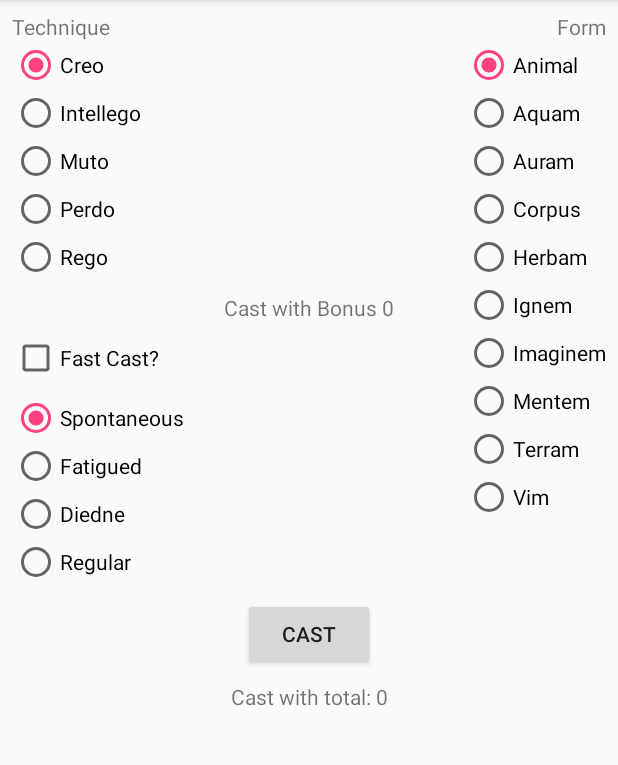
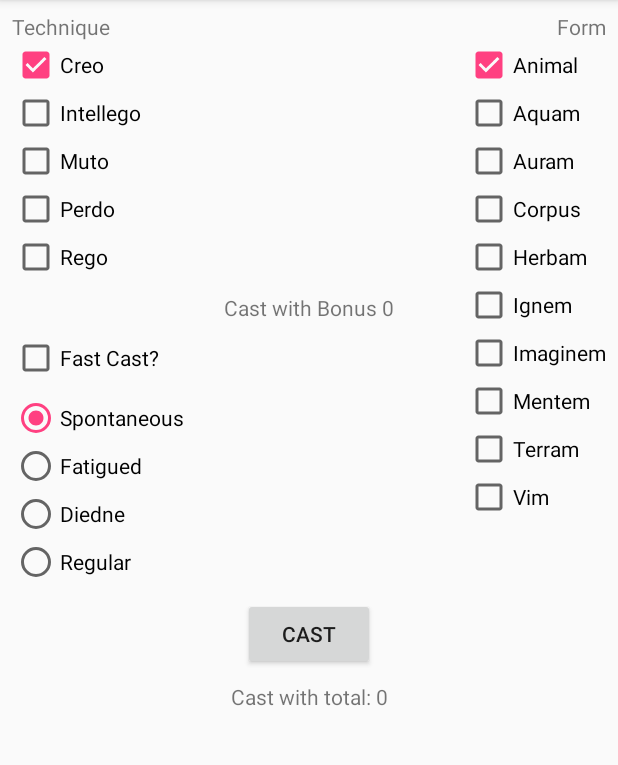
Before and after one commit to erhodes/ArsMagica, an Android app: the fragment SpontaneousFragment shown on its own in the app's theme, after a tap on "CAST", on a phone screen of 412 x 824 dp, the part 84-849 px from its top. Run offline under Robolectric (Android 15) with nearby library versions, the phone set to English and light mode, and no system bars; our stand-ins replace Room's generated code; 1 statement that could not run was skipped.

Commit message:
reworked spells to account for Formulaic vs Spontaneous

```diff
--- a/app/src/main/java/com/erhodes/arsmagica/model/CastAttempt.kt
+++ b/app/src/main/java/com/erhodes/arsmagica/model/CastAttempt.kt
@@ -1,15 +1,53 @@
 package com.erhodes.arsmagica.model
 
-class CastAttempt {
-    public lateinit var technique: StatEnum
-    public lateinit var form: StatEnum
-    public var fastCast: Boolean = false
+class CastAttempt(val spell: Spell) {
+    var fastCast: Boolean = false
 
     /**
-     * If this attempt is for a forumlaic spell, pass it in here
+     * Get the current cast total for this attempt
      */
-    public fun setSpell(spell: Spell) {
-        technique = spell.technique
-        form = spell.form
+    fun getCastTotal(caster: Character): Int {
+
+        var castingTotal = spell.getCastingValue(caster)
+
+        if (fastCast) {
+            castingTotal-=10
+        }
+
+        return castingTotal
+    }
+
+    fun cast(caster: Character): Int {
+        var roll = roll()
+        if (roll == 0) {
+            return -spell.getCastingValue(caster)
+        } else {
+            if (spell is SpontaneousSpell) {
+                when (spell.mode) {
+                    SpontaneousSpell.Mode.SPONTANEOUS -> roll = roll/5
+                    SpontaneousSpell.Mode.FATIGUED, SpontaneousSpell.Mode.DIEDNE -> roll = roll/2
+                }
+            }
+            return roll + spell.getCastingValue(caster)
+        }
+    }
+
+    private fun roll(): Int {
+        var roll = (0..9).shuffled().first()
+        when (roll) {
+            1 -> roll+=stresslessRoll()
+        }
+        if (roll == 1) {
+            roll+=stresslessRoll()
+        }
+        return roll
+    }
+
+    private fun stresslessRoll(): Int {
+        var roll = (1..10).shuffled().first()
+        if (roll == 1) {
+            roll+=stresslessRoll()
+        }
+        return roll
     }
 }
--- a/app/src/main/java/com/erhodes/arsmagica/model/Spell.kt
+++ b/app/src/main/java/com/erhodes/arsmagica/model/Spell.kt
@@ -1,11 +1,39 @@
 package com.erhodes.arsmagica.model
 
-class Spell(val name: String, val level: Int, val description: String, val technique: StatEnum, val form: StatEnum) {
-    var mastery: Int = 0
+open class Spell(val level: Int, val techniques: MutableSet<StatEnum>, val forms: MutableSet<StatEnum>) {
+    constructor(level: Int, technique: StatEnum, form: StatEnum): this(level, StatEnum.asSet(technique), StatEnum.asSet(form))
 
-    fun getCastingValue(caster: Character): Int {
-        return caster.getStatScore(StatEnum.STAMINA) + caster.getStatScore(technique) + caster.getStatScore(form) +
-            mastery;
+    fun toggleForm(art: StatEnum, included: Boolean) {
+        if (included) {
+            forms.add(art)
+        } else {
+            forms.remove(art)
+        }
+    }
+
+    fun toggleTechnique(art: StatEnum, included: Boolean) {
+        if (included) {
+            techniques.add(art)
+        } else {
+            techniques.remove(art)
+        }
+    }
+
+    protected fun getLowestScore(list: Set<StatEnum>, caster: Character): Int {
+        if (list.size == 0) {
+            return 0
+        }
+        var result = caster.getStatScore(list.first())
+        for(stat in list) {
+            result = Math.min(result, caster.getStatScore(stat))
+        }
+        return result
+    }
+
+    open fun getCastingValue(caster: Character): Int {
+//        return caster.getStatScore(StatEnum.STAMINA) + caster.getStatScore(technique) + caster.getStatScore(form) +
+//            mastery;
+        return 1
     }
 
     fun getPenetrationBonus(caster: Character): Int {
--- /dev/null
+++ b/app/src/main/java/com/erhodes/arsmagica/model/SpontaneousSpell.kt
@@ -0,0 +1,42 @@
+package com.erhodes.arsmagica.model
+
+import android.util.Log
+
+class SpontaneousSpell(level: Int, form: StatEnum, technique: StatEnum) : Spell(level, form, technique) {
+    var mode: Mode = Mode.SPONTANEOUS
+
+    override fun getCastingValue(caster: Character): Int {
+        var techniqueScore = getLowestScore(techniques, caster)
+        var formScore = getLowestScore(forms, caster)
+
+        Log.d("Eric","ts " + techniqueScore + " fs " + formScore)
+        if (mode == Mode.DIEDNE) {
+            Log.d("Eric","diedne!" + formScore + " " + techniqueScore);
+            if (formScore <= techniqueScore) {
+                formScore += formScore
+            } else {
+                techniqueScore += techniqueScore
+            }
+        }
+        var castingTotal: Int = caster.getStatScore(StatEnum.STAMINA) + formScore + techniqueScore
+        when (mode) {
+            Mode.SPONTANEOUS -> castingTotal/=5
+            Mode.FATIGUED -> castingTotal/=2
+            Mode.DIEDNE -> castingTotal/=2
+        }
+        return castingTotal
+    }
+
+    enum class Mode {
+        SPONTANEOUS,
+        FATIGUED,
+        DIEDNE,
+        REGULAR
+    }
+
+    companion object {
+        val MODE_REGULAR = 0
+        val MODE_FATIGUED = 1
+        val MODE_DIEDNE = 2
+    }
+}
--- a/app/src/main/java/com/erhodes/arsmagica/model/StatEnum.kt
+++ b/app/src/main/java/com/erhodes/arsmagica/model/StatEnum.kt
@@ -33,6 +33,18 @@ enum class StatEnum(val resourceId: Int) {
     IMAGINEM(R.string.imaginem),
     MENTEM(R.string.mentem),
     TERRAM(R.string.terram),
-    VIM(R.string.vim)
+    VIM(R.string.vim);
 
+    companion object {
+        fun asList(vararg stats: StatEnum): List<StatEnum> {
+            val list = ArrayList<StatEnum>()
+            list.addAll(stats)
+            return list
+        }
+        fun asSet(vararg stats: StatEnum): MutableSet<StatEnum> {
+            val set = HashSet<StatEnum>()
+            set.addAll(stats)
+            return set
+        }
+    }
 }
--- a/app/src/main/java/com/erhodes/arsmagica/view/SpontaneousFragment.kt
+++ b/app/src/main/java/com/erhodes/arsmagica/view/SpontaneousFragment.kt
@@ -2,21 +2,18 @@ package com.erhodes.arsmagica.view
 
 import android.content.Context
 import android.os.Bundle
-import android.util.Log
 import android.view.LayoutInflater
 import android.view.View
 import android.view.ViewGroup
-import android.widget.Button
-import android.widget.CheckBox
-import android.widget.RadioGroup
-import android.widget.TextView
+import android.widget.*
 import com.erhodes.arsmagica.ArsMagicaApplication
 import com.erhodes.arsmagica.R
 import com.erhodes.arsmagica.model.*
 import javax.inject.Inject
 
-class SpontaneousFragment: BaseFragment(), RadioGroup.OnCheckedChangeListener {
-    private val castAttempt: CastAttempt = CastAttempt()
+class SpontaneousFragment: BaseFragment(), RadioGroup.OnCheckedChangeListener, CompoundButton.OnCheckedChangeListener {
+    private val spell = SpontaneousSpell(0, StatEnum.CREO, StatEnum.ANIMAL)
+    private val castAttempt: CastAttempt = CastAttempt(spell)
     private lateinit var summaryView: TextView
     private lateinit var resultView: TextView
     @Inject lateinit var characterRepository: CharacterRepository
@@ -35,10 +32,26 @@ class SpontaneousFragment: BaseFragment(), RadioGroup.OnCheckedChangeListener {
         summaryView = view.findViewById(R.id.summaryView)
         resultView = view.findViewById(R.id.resultView)
 
-        val radioGroup: RadioGroup = view.findViewById(R.id.techniqueGroup)
-        radioGroup.setOnCheckedChangeListener(this)
+//        val radioGroup: RadioGroup = view.findViewById(R.id.techniqueGroup)
+//        radioGroup.setOnCheckedChangeListener(this)
 
-        view.findViewById<RadioGroup>(R.id.formGroup).setOnCheckedChangeListener(this)
+        view.findViewById<CheckBox>(R.id.creo).setOnCheckedChangeListener(this)
+        view.findViewById<CheckBox>(R.id.intellego).setOnCheckedChangeListener(this)
+        view.findViewById<CheckBox>(R.id.muto).setOnCheckedChangeListener(this)
+        view.findViewById<CheckBox>(R.id.perdo).setOnCheckedChangeListener(this)
+        view.findViewById<CheckBox>(R.id.rego).setOnCheckedChangeListener(this)
+
+        view.findViewById<CheckBox>(R.id.animal).setOnCheckedChangeListener(this)
+        view.findViewById<CheckBox>(R.id.aquam).setOnCheckedChangeListener(this)
+        view.findViewById<CheckBox>(R.id.auram).setOnCheckedChangeListener(this)
+        view.findViewById<CheckBox>(R.id.corpus).setOnCheckedChangeListener(this)
+        view.findViewById<CheckBox>(R.id.herbam).setOnCheckedChangeListener(this)
+        view.findViewById<CheckBox>(R.id.ignem).setOnCheckedChangeListener(this)
+        view.findViewById<CheckBox>(R.id.imaginem).setOnCheckedChangeListener(this)
+        view.findViewById<CheckBox>(R.id.mentem).setOnCheckedChangeListener(this)
+        view.findViewById<CheckBox>(R.id.terram).setOnCheckedChangeListener(this)
+        view.findViewById<CheckBox>(R.id.vim).setOnCheckedChangeListener(this)
+
         view.findViewById<RadioGroup>(R.id.modeGroup).setOnCheckedChangeListener(this)
 
         val fastCastButton: CheckBox = view.findViewById(R.id.fastCastCheck)
@@ -53,29 +66,34 @@ class SpontaneousFragment: BaseFragment(), RadioGroup.OnCheckedChangeListener {
         return view
     }
 
+    override fun onCheckedChanged(button: CompoundButton?, checked: Boolean) {
+        when (button?.id) {
+            R.id.creo -> spell.toggleTechnique(StatEnum.CREO, checked)
+            R.id.intellego -> spell.toggleTechnique(StatEnum.INTELLEGO, checked)
+            R.id.muto -> spell.toggleTechnique(StatEnum.MUTO, checked)
+            R.id.perdo -> spell.toggleTechnique(StatEnum.PERDO, checked)
+            R.id.rego -> spell.toggleTechnique(StatEnum.REGO, checked)
+
+            R.id.animal -> spell.toggleForm(StatEnum.ANIMAL, checked)
+            R.id.auram -> spell.toggleForm(StatEnum.AURAM, checked)
+            R.id.aquam -> spell.toggleForm(StatEnum.AQUAM, checked)
+            R.id.corpus -> spell.toggleForm(StatEnum.CORPUS, checked)
+            R.id.herbam -> spell.toggleForm(StatEnum.HERBAM, checked)
+            R.id.ignem -> spell.toggleForm(StatEnum.IGNEM, checked)
+            R.id.imaginem -> spell.toggleForm(StatEnum.IMAGINEM, checked)
+            R.id.mentem -> spell.toggleForm(StatEnum.MENTEM, checked)
+            R.id.terram -> spell.toggleForm(StatEnum.TERRAM, checked)
+            R.id.vim -> spell.toggleForm(StatEnum.VIM, checked)
+        }
+        updateCastTotal()
+    }
+
     override fun onCheckedChanged(p0: RadioGroup?, resId: Int) {
         when (resId) {
-            R.id.creo -> castAttempt.technique = StatEnum.CREO
-            R.id.intellego -> castAttempt.technique = StatEnum.INTELLEGO
-            R.id.muto -> castAttempt.technique = StatEnum.MUTO
-            R.id.perdo -> castAttempt.technique = StatEnum.PERDO
-            R.id.rego -> castAttempt.technique = StatEnum.REGO
-
-            R.id.animal -> castAttempt.form = StatEnum.ANIMAL
-            R.id.auram -> castAttempt.form = StatEnum.AURAM
-            R.id.aquam -> castAttempt.form = StatEnum.AQUAM
-            R.id.corpus -> castAttempt.form = StatEnum.CORPUS
-            R.id.herbam -> castAttempt.form = StatEnum.HERBAM
-            R.id.ignem -> castAttempt.form = StatEnum.IGNEM
-            R.id.imaginem -> castAttempt.form = StatEnum.IMAGINEM
-            R.id.mentem -> castAttempt.form = StatEnum.MENTEM
-            R.id.terram -> castAttempt.form = StatEnum.TERRAM
-            R.id.vim -> castAttempt.form = StatEnum.VIM
-
-            R.id.spontaneous -> castAttempt.mode = 0
-            R.id.fatigued -> castAttempt.mode = 1
-            R.id.diedne -> castAttempt.mode = 2
-            R.id.normal -> castAttempt.mode = 3
+            R.id.spontaneous -> spell.mode = SpontaneousSpell.Mode.SPONTANEOUS
+            R.id.fatigued -> spell.mode = SpontaneousSpell.Mode.FATIGUED
+            R.id.diedne -> spell.mode = SpontaneousSpell.Mode.DIEDNE
+            R.id.normal -> spell.mode = SpontaneousSpell.Mode.REGULAR
         }
         updateCastTotal()
     }
@@ -85,45 +103,8 @@ class SpontaneousFragment: BaseFragment(), RadioGroup.OnCheckedChangeListener {
     }
 
     private fun castSpell() {
-        val roll = (0..9).shuffled().first()
+        val roll = castAttempt.cast(character)
 
-        resultView.text = getString(R.string.spontaneous_success, roll+castAttempt.getCastTotal(character))
-    }
-
-    class CastAttempt() {
-        public var technique: StatEnum = StatEnum.CREO
-        public var form: StatEnum = StatEnum.ANIMAL
-
-        var fastCast: Boolean = false
-        var focused: Boolean = false
-
-        var mode: Int = 0
-
-        public fun getCastTotal(caster: Character): Int {
-            var formScore = caster.getStatScore(form)
-            var techniqueScore = caster.getStatScore(technique)
-
-            if (mode == 2) {
-                Log.d("Eric","diedne!" + formScore + " " + techniqueScore);
-                if (formScore <= techniqueScore) {
-                    formScore += formScore
-                } else {
-                    techniqueScore += techniqueScore
-                }
-            }
-            var castingTotal: Int = caster.getStatScore(StatEnum.STAMINA) + formScore + techniqueScore
-
-            when (mode) {
-                0 -> castingTotal/=5
-                1 -> castingTotal/=2
-                2 -> castingTotal/=2
-            }
-
-            if (fastCast) {
-                castingTotal-=10
-            }
-
-            return castingTotal
-        }
+        resultView.text = getString(R.string.spontaneous_success, roll)
     }
 }
--- a/app/src/main/res/layout/fragment_spontaneous.xml
+++ b/app/src/main/res/layout/fragment_spontaneous.xml
@@ -16,40 +16,42 @@
         app:layout_constraintStart_toStartOf="parent"
         app:layout_constraintTop_toTopOf="parent" />
 
-    <RadioGroup
+    <LinearLayout
         android:id="@+id/techniqueGroup"
         android:layout_width="wrap_content"
         android:layout_height="wrap_content"
         android:checkedButton="@id/creo"
         android:layout_marginStart="8dp"
+        android:orientation="vertical"
         app:layout_constraintStart_toStartOf="parent"
         app:layout_constraintTop_toBottomOf="@+id/textView" >
-        <RadioButton
+        <CheckBox
             android:id="@+id/creo"
             android:layout_width="wrap_content"
             android:layout_height="wrap_content"
+            android:checked="true"
             android:text="@string/creo" />
-        <RadioButton
+        <CheckBox
             android:id="@+id/intellego"
             android:layout_width="wrap_content"
             android:layout_height="wrap_content"
             android:text="@string/intellego" />
-        <RadioButton
+        <CheckBox
             android:id="@+id/muto"
             android:layout_width="wrap_content"
             android:layout_height="wrap_content"
             android:text="@string/muto" />
-        <RadioButton
+        <CheckBox
             android:id="@+id/perdo"
             android:layout_width="wrap_content"
             android:layout_height="wrap_content"
             android:text="@string/perdo" />
-        <RadioButton
+        <CheckBox
             android:id="@+id/rego"
             android:layout_width="wrap_content"
             android:layout_height="wrap_content"
             android:text="@string/rego" />
-    </RadioGroup>
+    </LinearLayout>
 
     <TextView
         android:id="@+id/summaryView"
@@ -63,65 +65,67 @@
         app:layout_constraintStart_toStartOf="parent"
         app:layout_constraintTop_toBottomOf="@+id/techniqueGroup" />
 
-    <RadioGroup
+    <LinearLayout
         android:id="@+id/formGroup"
         android:checkedButton="@id/animal"
         android:layout_width="wrap_content"
         android:layout_height="wrap_content"
         android:layout_marginEnd="8dp"
+        android:orientation="vertical"
         app:layout_constraintEnd_toEndOf="parent"
         app:layout_constraintTop_toBottomOf="@+id/textView2" >
-        <RadioButton
+        <CheckBox
             android:id="@+id/animal"
             android:layout_width="wrap_content"
             android:layout_height="wrap_content"
+            android:checked="true"
             android:text="@string/animal" />
-        <RadioButton
+        <CheckBox
             android:id="@+id/aquam"
             android:layout_width="wrap_content"
             android:layout_height="wrap_content"
             android:text="@string/aquam" />
-        <RadioButton
+        <CheckBox
             android:id="@+id/auram"
             android:layout_width="wrap_content"
             android:layout_height="wrap_content"
             android:text="@string/auram" />
-        <RadioButton
+        <CheckBox
             android:id="@+id/corpus"
             android:layout_width="wrap_content"
             android:layout_height="wrap_content"
             android:text="@string/corpus" />
-        <RadioButton
+        <CheckBox
             android:id="@+id/herbam"
             android:layout_width="wrap_content"
             android:layout_height="wrap_content"
             android:text="@string/herbam" />
-        <RadioButton
+        <CheckBox
             android:id="@+id/ignem"
             android:layout_width="wrap_content"
             android:layout_height="wrap_content"
             android:text="@string/ignem" />
-        <RadioButton
+        <CheckBox
             android:id="@+id/imaginem"
             android:layout_width="wrap_content"
             android:layout_height="wrap_content"
             android:text="@string/imaginem" />
-        <RadioButton
+        <CheckBox
             android:id="@+id/mentem"
             android:layout_width="wrap_content"
             android:layout_height="wrap_content"
             android:text="@string/mentem" />
-        <RadioButton
+        <CheckBox
             android:id="@+id/terram"
             android:layout_width="wrap_content"
             android:layout_height="wrap_content"
             android:text="@string/terram" />
-        <RadioButton
+        <CheckBox
             android:id="@+id/vim"
             android:layout_width="wrap_content"
             android:layout_height="wrap_content"
             android:text="@string/vim" />
-    </RadioGroup>
+    </LinearLayout>
 
     <TextView
         android:id="@+id/textView2"
```
Also changed, not shown: app/src/main/java/com/erhodes/arsmagica/model/Character.kt (+4 -4 lines), app/src/main/java/com/erhodes/arsmagica/model/FormulaicSpell.kt (added, +14 -0 lines), app/src/main/java/com/erhodes/arsmagica/view/MagicFragment.kt (+2 -5 lines), app/src/main/java/com/erhodes/arsmagica/view/SpellFragment.kt (+8 -10 lines).
